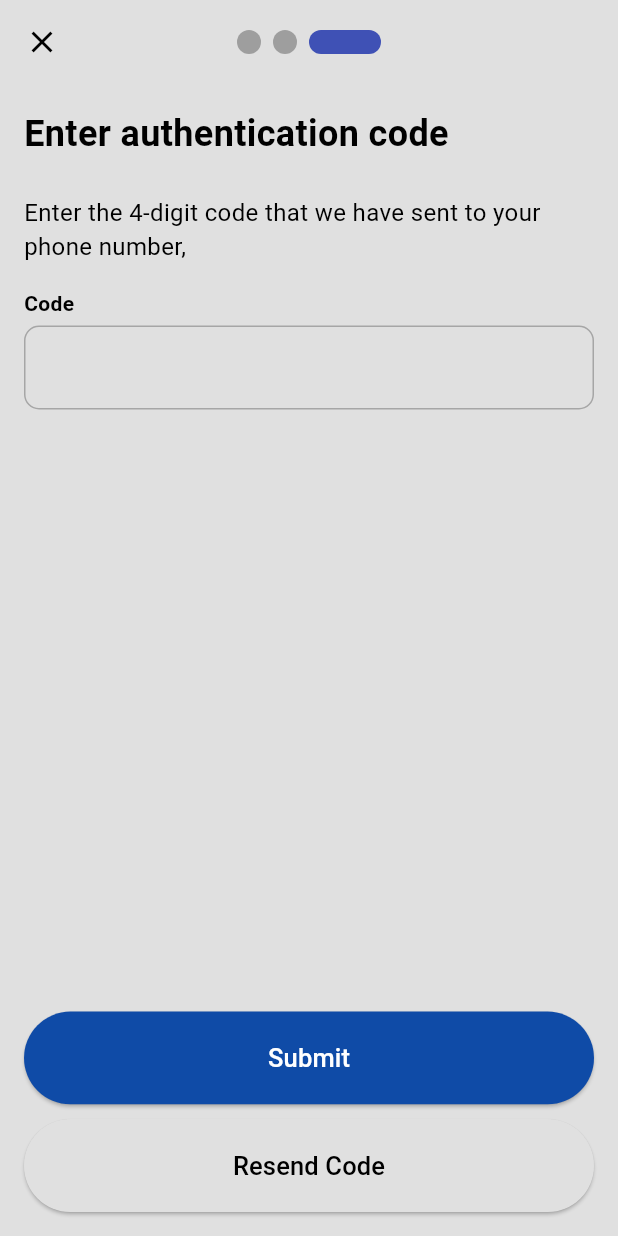
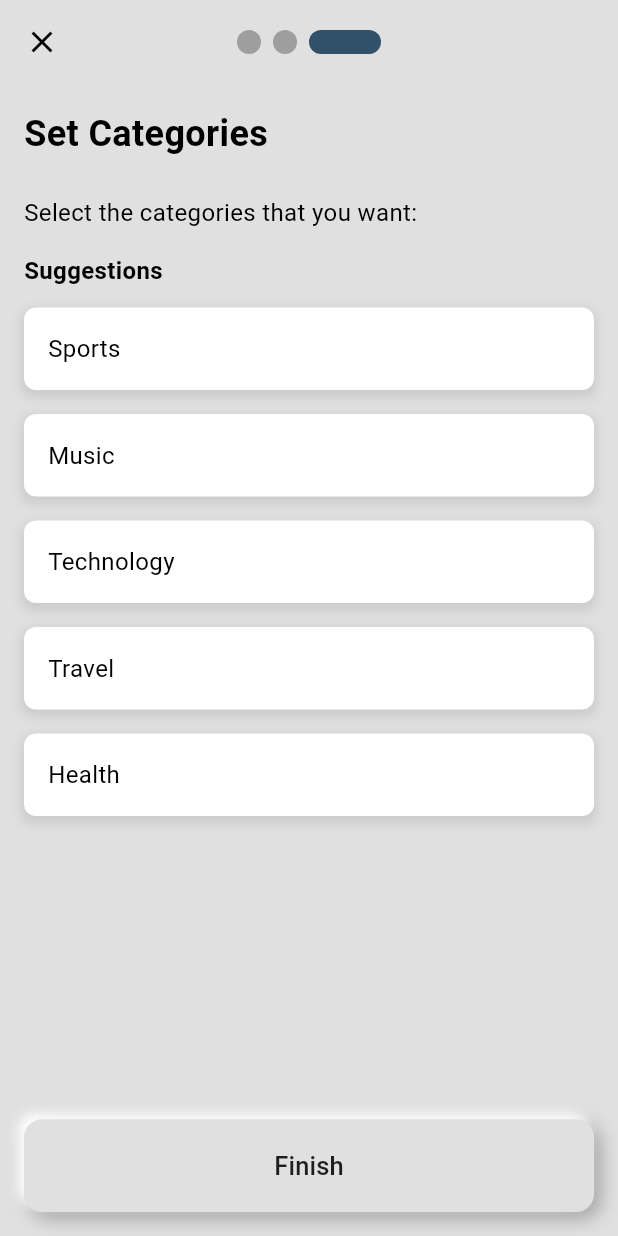
Before and after one commit to SaudIlyas/Wallet, a Flutter app: the FirstSetup screen opened directly, swiped to page 3, on a phone screen of 412 x 824 dp. Run offline on Flutter 3.47's test engine with Material 3 defaults, Android fonts, the phone set to English and light mode, and no system bars; drawn by our look-alikes of smooth_page_indicator; our stand-ins replace file_picker, get, isar, permission_handler, shared_preferences; accounts and stored records are empty; generated files the repository leaves out were written again; Roboto replaces fonts that are missing (Montserrat).

Commit message:
Backup create and restore

```diff
--- a/lib/first_setup.dart
+++ b/lib/first_setup.dart
@@ -3,7 +3,9 @@ import 'package:get/get.dart';
 import 'package:shared_preferences/shared_preferences.dart';
 import 'package:smooth_page_indicator/smooth_page_indicator.dart';
 import 'package:wallet/components/neu_box.dart';
+import 'package:wallet/database/expense_database.dart';
 import 'package:wallet/home_page.dart';
+import 'package:provider/provider.dart';
 
 class FirstSetup extends StatelessWidget {
   FirstSetup({super.key}){
@@ -30,7 +32,9 @@ class FirstSetup extends StatelessWidget {
           builder: (_) => SmoothPageIndicator(
             controller: _pageController,
             count: 3,
-            effect: const ExpandingDotsEffect(),
+            effect: const ExpandingDotsEffect(
+              activeDotColor: Color.fromRGBO(49, 81, 106, 1),
+            ),
           ),
         ),
         centerTitle: true,
@@ -43,8 +47,8 @@ class FirstSetup extends StatelessWidget {
           _buildImportBackupStep(context),
           // Step 2: Set Currency
           _buildSetCurrencyStep(context),
-          // Step 3: Enter Authentication Code
-          _buildEnterAuthCodeStep(context),
+          // Step 3: Set Categories
+          _buildSetCategoryStep(context),
         ],
       ),
       resizeToAvoidBottomInset: false,
@@ -87,7 +91,23 @@ class FirstSetup extends StatelessWidget {
             ),
           ])),
           SizedBox(height: MediaQuery.of(context).size.height * 0.04),
-          const SizedBox(
+          GestureDetector(
+            onTap: ()async{
+              try{
+              await context.read<ExpenseDatabase>().restoreBackup();
+              // Show success message
+              ScaffoldMessenger.of(context).showSnackBar(
+                const SnackBar(content: Text('Backup restored successfully')),
+              );
+              Navigator.pop(context);
+              } catch (e) {
+                // Handle any errors
+                ScaffoldMessenger.of(context).showSnackBar(
+                  SnackBar(content: Text('Error: ${e.toString()}')),
+                );
+              }
+            },
+            child: const SizedBox(
               height: 60,
               child: NeuBox(
                 child: Row(
@@ -101,6 +121,7 @@ class FirstSetup extends StatelessWidget {
                     ),
                     SizedBox(width: 1),
                   ],
+                ),
               ),
             ),
           ),
@@ -176,17 +197,36 @@ class FirstSetup extends StatelessWidget {
               itemCount: 15,
               itemBuilder: (context, index) => Padding(
                 padding: const EdgeInsets.only(bottom: 4.0),
-                child: Card(
-                  elevation: 2,
-                  child: ListTile(
-                    tileColor: Colors.grey.shade200,
-                    title: const Text(
+                child: GestureDetector(
+                  onTap: () {
+                    // Handle category selection
+                  },
+                  child: Container(
+                    padding: const EdgeInsets.all(16.0),
+                    decoration: BoxDecoration(
+                      color: Colors.white,
+                      borderRadius: BorderRadius.circular(8.0),
+                      boxShadow: [
+                        BoxShadow(
+                          color: Colors.grey.withOpacity(0.3),
+                          spreadRadius: 2,
+                          blurRadius: 5,
+                          offset: const Offset(0, 3),
+                        ),
+                      ],
+                    ),
+                    child: const Row(
+                      mainAxisAlignment: MainAxisAlignment.spaceBetween,
+                      children: [
+                        Text(
                           "PKR",
-                      style: TextStyle(fontSize: 18, fontWeight: FontWeight.w700),
+                          style: const TextStyle(fontSize: 16),
                         ),
-                    trailing: const Text(
+                        Text(
                           "Pakistani Rupee",
-                      style: TextStyle(fontSize: 18),
+                          style: const TextStyle(fontSize: 16),
+                        ),
+                      ],
                     ),
                   ),
                 ),
@@ -225,85 +265,100 @@ class FirstSetup extends StatelessWidget {
 
   //============================Step 3======================================//
 
-  Widget _buildEnterAuthCodeStep(BuildContext context) {
+  Widget _buildSetCategoryStep(BuildContext context) {
     return Padding(
       padding: const EdgeInsets.all(16.0),
       child: Column(
         crossAxisAlignment: CrossAxisAlignment.start,
         children: [
           const Text(
-            'Enter authentication code',
+            'Set Categories',
             style: TextStyle(fontSize: 24, fontWeight: FontWeight.bold),
           ),
           const SizedBox(height: 24),
           const Text(
-            'Enter the 4-digit code that we have sent to your phone number,',
+            'Select the categories that you want:',
             style: TextStyle(fontSize: 16, fontFamily: 'Montserrat'),
           ),
           const SizedBox(height: 16),
+
+          // Suggestions header
           const Text(
-            "Code",
-            style: TextStyle(fontWeight: FontWeight.bold),
+            "Suggestions",
+            style: TextStyle(fontSize: 16, fontWeight: FontWeight.bold),
           ),
           const SizedBox(height: 5),
-          TextField(
-            style: const TextStyle(
-                fontFamily: 'Montserrat', color: Colors.black54),
-            decoration: InputDecoration(
-              focusColor: Colors.blueAccent,
-              enabledBorder: OutlineInputBorder(
-                borderSide: const BorderSide(color: Colors.black26),
-                borderRadius: BorderRadius.circular(10),
-              ),
-              focusedBorder: OutlineInputBorder(
-                borderSide: const BorderSide(color: Colors.blueAccent),
-                borderRadius: BorderRadius.circular(10),
+
+          // Categories List
+          Expanded(
+            child: ListView(
+              children: [
+                _buildCategoryItem('Sports'),
+                _buildCategoryItem('Music'),
+                _buildCategoryItem('Technology'),
+                _buildCategoryItem('Travel'),
+                _buildCategoryItem('Health'),
+                // Add more categories as needed
+              ],
             ),
           ),
-          ),
-          const Spacer(),
+
+          // Spacer between list and button
+          const SizedBox(height: 16),
+
+          // Finish button
           SizedBox(
             width: MediaQuery.of(context).size.width,
             height: MediaQuery.of(context).size.width * 0.15,
-            child: ElevatedButton(
-              style: const ButtonStyle(
-                backgroundColor: WidgetStatePropertyAll(
-                    Color.fromRGBO(15, 75, 167, 1)),
-              ),
-              onPressed: () {
+            child: NeuBox(
+              child: MaterialButton(
+                onPressed: () async{
+                  final SharedPreferences prefs = await SharedPreferences.getInstance();
+                  await prefs.setBool('firstTime', false);
                   Navigator.push(
                     context,
-                    MaterialPageRoute(
-                        builder: (context) => const HomePage()));
+                    MaterialPageRoute(builder: (context) => const HomePage()),
+                  );
                 },
                 child: const Text(
-                "Submit",
-                style: TextStyle(
-                    color: Colors.white,
-                    fontSize: 17,
-                    fontWeight: FontWeight.w500),
+                  "Finish",
+                  style: TextStyle(fontSize: 17, fontWeight: FontWeight.w500),
                 ),
-            ),
-          ),
-          const SizedBox(height: 10),
-          SizedBox(
-            width: MediaQuery.of(context).size.width,
-            height: MediaQuery.of(context).size.width * 0.15,
-            child: ElevatedButton(
-              style: ButtonStyle(
-                backgroundColor: WidgetStatePropertyAll(Colors.grey.shade300),
-              ),
-              onPressed: () {},
-              child: const Text(
-                "Resend Code",
-                style: TextStyle(
-                    color: Colors.black,
-                    fontSize: 17,
-                    fontWeight: FontWeight.w500),
               ),
             ),
           ),
         ],
+      ),
+    );
+  }
+
+// Helper method to build individual category items
+  Widget _buildCategoryItem(String category) {
+    return Padding(
+      padding: const EdgeInsets.symmetric(vertical: 8.0),
+      child: GestureDetector(
+        onTap: () {
+          // Handle category selection
+        },
+        child: Container(
+          padding: const EdgeInsets.all(16.0),
+          decoration: BoxDecoration(
+            color: Colors.white,
+            borderRadius: BorderRadius.circular(8.0),
+            boxShadow: [
+              BoxShadow(
+                color: Colors.grey.withOpacity(0.3),
+                spreadRadius: 2,
+                blurRadius: 5,
+                offset: const Offset(0, 3),
+              ),
+            ],
+          ),
+          child: Text(
+            category,
+            style: const TextStyle(fontSize: 16),
+          ),
+        ),
       ),
     );
   }
--- a/lib/main.dart
+++ b/lib/main.dart
@@ -1,7 +1,9 @@
 import 'package:flutter/material.dart';
 import 'package:provider/provider.dart';
+import 'package:shared_preferences/shared_preferences.dart';
 import 'package:wallet/database/expense_database.dart';
 import 'package:wallet/first_setup.dart';
+import 'package:wallet/home_page.dart';
 import 'package:wallet/theme/theme_provider.dart';
 import 'package:wallet/welcome_screen.dart';
 
@@ -24,8 +26,31 @@ import 'package:wallet/welcome_screen.dart';
       );
   }
 
-class MyApp extends StatelessWidget {
+class MyApp extends StatefulWidget {
   const MyApp({super.key});
+
+  @override
+  State<MyApp> createState() => _MyAppState();
+}
+
+class _MyAppState extends State<MyApp> {
+
+
+  bool firstTime = true;
+
+  @override
+  void initState() {
+    super.initState();
+    // Call your function here
+    loadPreferences();
+  }
+
+  Future<void> loadPreferences() async {
+    final SharedPreferences prefs = await SharedPreferences.getInstance();
+    setState(() {
+      firstTime = prefs.getBool('firstTime') ?? true;
+    });
+  }
 
   // This widget is the root of your application.
   @override
@@ -53,6 +78,7 @@ class MyApp extends StatelessWidget {
       //   useMaterial3: true,
       // ),
       home: const WelcomeScreen(),
+      // home: firstTime ? const WelcomeScreen() : const HomePage(),
       theme: Provider.of<ThemeProvider>(context).themeData ,
     );
   }
```
Also changed, not shown: lib/components/drawer.dart (+11 -3 lines), lib/components/settings_page.dart (+76 -1 lines), lib/database/expense_database.dart (+104 -0 lines), lib/welcome_screen.dart (+14 -13 lines), pubspec.yaml (+10 -0 lines), assets/Icon/adaptive_background.png (added), assets/Icon/adaptive_foreground.png (added), assets/Icon/appicon.png (added), pubspec.lock, 3 other files. Lines whose indentation alone changed are shown as unchanged.
